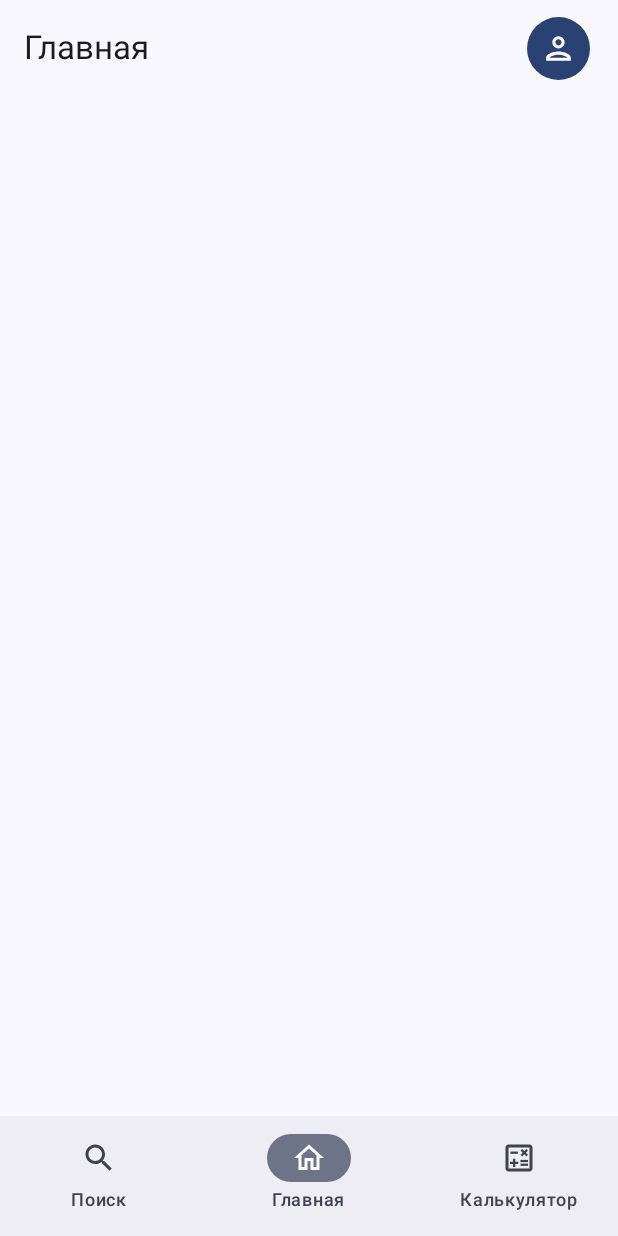
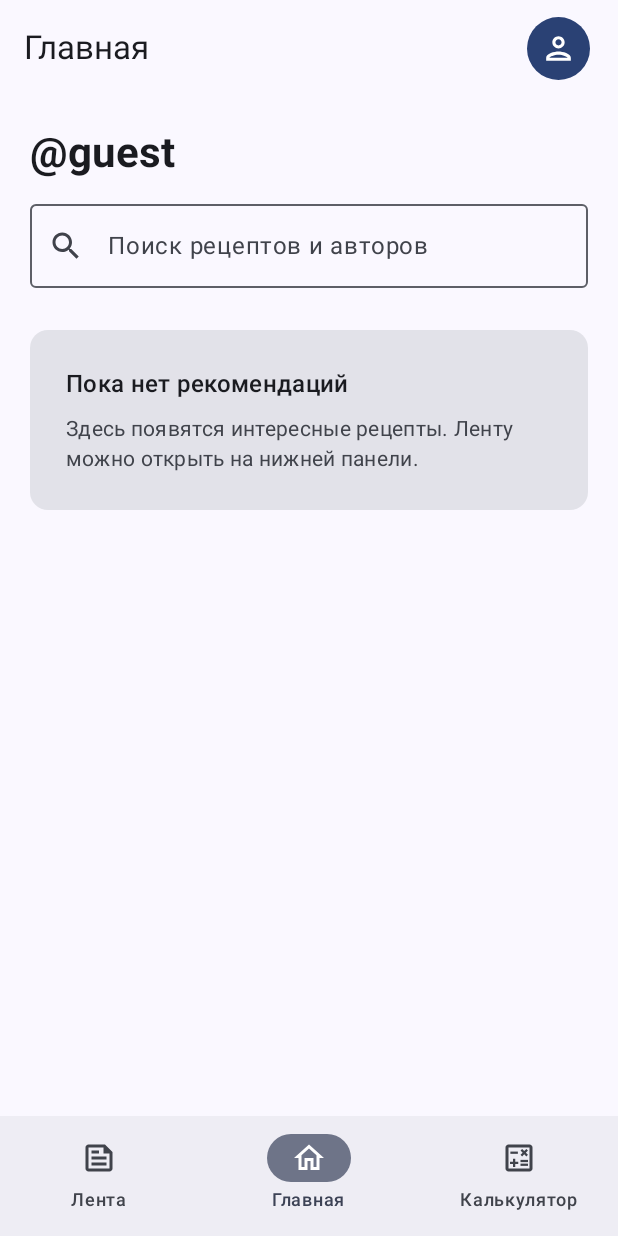
Before and after one commit to Valerins-cmin/MyApplication67, an Android app built with Jetpack Compose: the composable NawHostScreen called with empty values, on a phone screen of 412 x 824 dp. Run offline under Robolectric (Android 15) with nearby library versions, the phone set to English and light mode, and no system bars; libraries missing offline, so code that uses them is left out: io.github.jan.supabase; 4 statements that could not run were skipped.

Commit message:
Add feed categories and move search to home

```diff
--- /dev/null
+++ b/app/src/main/java/com/example/myapplication67/HomeScreen.kt
@@ -0,0 +1,79 @@
+package com.example.myapplication67
+
+import androidx.compose.foundation.layout.Arrangement
+import androidx.compose.foundation.layout.Column
+import androidx.compose.foundation.layout.Spacer
+import androidx.compose.foundation.layout.fillMaxSize
+import androidx.compose.foundation.layout.fillMaxWidth
+import androidx.compose.foundation.layout.height
+import androidx.compose.foundation.layout.padding
+import androidx.compose.foundation.rememberScrollState
+import androidx.compose.foundation.verticalScroll
+import androidx.compose.material.icons.Icons
+import androidx.compose.material.icons.outlined.Close
+import androidx.compose.material.icons.outlined.Search
+import androidx.compose.material3.Card
+import androidx.compose.material3.Icon
+import androidx.compose.material3.IconButton
+import androidx.compose.material3.MaterialTheme
+import androidx.compose.material3.OutlinedTextField
+import androidx.compose.material3.Text
+import androidx.compose.runtime.Composable
+import androidx.compose.ui.Modifier
+import androidx.compose.ui.text.font.FontWeight
+import androidx.compose.ui.unit.dp
+
+@Composable
+fun HomeScreen(
+    modifier: Modifier = Modifier,
+    login: String,
+    searchQuery: String,
+    onSearchQueryChange: (String) -> Unit,
+) {
+    Column(
+        modifier = modifier.verticalScroll(rememberScrollState()).padding(20.dp),
+    ) {
+        Text(
+            "@$login",
+            style = MaterialTheme.typography.headlineMedium,
+            fontWeight = FontWeight.Bold,
+        )
+        Spacer(Modifier.height(16.dp))
+        OutlinedTextField(
+            value = searchQuery,
+            onValueChange = onSearchQueryChange,
+            modifier = Modifier.fillMaxWidth(),
+            placeholder = { Text("Поиск рецептов и авторов") },
+            leadingIcon = { Icon(Icons.Outlined.Search, contentDescription = null) },
+            trailingIcon = {
+                if (searchQuery.isNotEmpty()) {
+                    IconButton(onClick = { onSearchQueryChange("") }) {
+                        Icon(Icons.Outlined.Close, contentDescription = "Очистить поиск")
+                    }
+                }
+            },
+            singleLine = true,
+        )
+        Spacer(Modifier.height(28.dp))
+        Card(modifier = Modifier.fillMaxWidth()) {
+            Column(
+                modifier = Modifier.fillMaxWidth().padding(24.dp),
+                verticalArrangement = Arrangement.spacedBy(8.dp),
+            ) {
+                Text(
+                    if (searchQuery.isBlank()) "Пока нет рекомендаций" else "Результатов пока нет",
+                    style = MaterialTheme.typography.titleMedium,
+                )
+                Text(
+                    if (searchQuery.isBlank()) {
+                        "Здесь появятся интересные рецепты. Ленту можно открыть на нижней панели."
+                    } else {
+                        "Поиск начнёт показывать рецепты и авторов, когда мы подключим публикации к ленте."
+                    },
+                    style = MaterialTheme.typography.bodyMedium,
+                    color = MaterialTheme.colorScheme.onSurfaceVariant,
+                )
+            }
+        }
+    }
+}
--- a/app/src/main/java/com/example/myapplication67/NawHostScreen.kt
+++ b/app/src/main/java/com/example/myapplication67/NawHostScreen.kt
@@ -18,9 +18,9 @@ import androidx.compose.foundation.layout.statusBarsPadding
 import androidx.compose.foundation.shape.CircleShape
 import androidx.compose.material.icons.Icons
 import androidx.compose.material.icons.automirrored.outlined.ArrowBack
+import androidx.compose.material.icons.automirrored.outlined.Feed
 import androidx.compose.material.icons.outlined.Calculate
 import androidx.compose.material.icons.outlined.Home
-import androidx.compose.material.icons.outlined.Search
 import androidx.compose.material3.Icon
 import androidx.compose.material3.IconButton
 import androidx.compose.material3.MaterialTheme
@@ -29,6 +29,7 @@ import androidx.compose.material3.NavigationBarItem
 import androidx.compose.material3.Scaffold
 import androidx.compose.material3.Text
 import androidx.compose.runtime.Composable
+import androidx.compose.runtime.LaunchedEffect
 import androidx.compose.runtime.getValue
 import androidx.compose.runtime.mutableIntStateOf
 import androidx.compose.runtime.mutableStateOf
@@ -49,7 +50,7 @@ import kotlinx.coroutines.launch
 private data class MainTab(val title: String, val icon: ImageVector)
 
 private val mainTabs = listOf(
-    MainTab("Поиск", Icons.Outlined.Search),
+    MainTab("Лента", Icons.AutoMirrored.Outlined.Feed),
     MainTab("Главная", Icons.Outlined.Home),
     MainTab("Калькулятор", Icons.Outlined.Calculate),
 )
@@ -93,6 +94,16 @@ fun NawHostScreen(
     var selectedTab by rememberSaveable { mutableIntStateOf(1) }
     var showAccount by rememberSaveable { mutableStateOf(false) }
     var accountPage by rememberSaveable { mutableStateOf("profile") }
+    var homeLogin by remember(dataSource) { mutableStateOf(loginHint) }
+    var searchQuery by rememberSaveable { mutableStateOf("") }
+    var feedCategory by rememberSaveable { mutableStateOf(FeedCategory.MAIN) }
+
+    LaunchedEffect(dataSource, showAccount) {
+        if (!showAccount) {
+            runCatching { dataSource.load().info.login }
+                .onSuccess { homeLogin = it }
+        }
+    }
 
     val accountBack: () -> Unit = {
         when (accountPage) {
@@ -129,7 +140,7 @@ fun NawHostScreen(
                     )
                 } else {
                     Text(
-                        previewTitle ?: mainTabs[selectedTab].title,
+                        if (selectedTab == 1) previewTitle ?: mainTabs[selectedTab].title else mainTabs[selectedTab].title,
                         style = MaterialTheme.typography.titleLarge,
                     )
                     Spacer(Modifier.weight(1f))
@@ -183,8 +194,17 @@ fun NawHostScreen(
             )
         } else {
             when (selectedTab) {
-                0 -> Box(screenModifier)
-                1 -> Box(screenModifier)
+                0 -> FeedScreen(
+                    modifier = screenModifier,
+                    selectedCategory = feedCategory,
+                    onCategorySelected = { feedCategory = it },
+                )
+                1 -> HomeScreen(
+                    modifier = screenModifier,
+                    login = homeLogin ?: accountEmail?.substringBefore('@') ?: "Пользователь",
+                    searchQuery = searchQuery,
+                    onSearchQueryChange = { searchQuery = it },
+                )
                 2 -> Box(screenModifier)
             }
         }
```
Also changed, not shown: app/src/main/java/com/example/myapplication67/FeedScreen.kt (added, +172 -0 lines).
